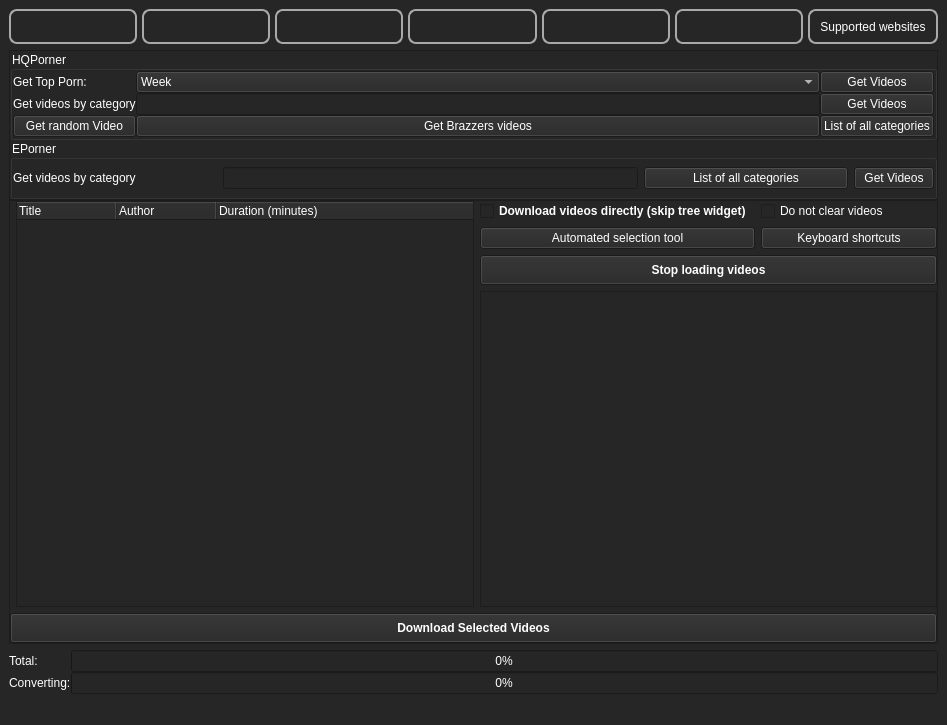
Qt form src/frontend/UI/form_main_window.ui (EchterAlsFake/Porn_Fetch) before a commit.
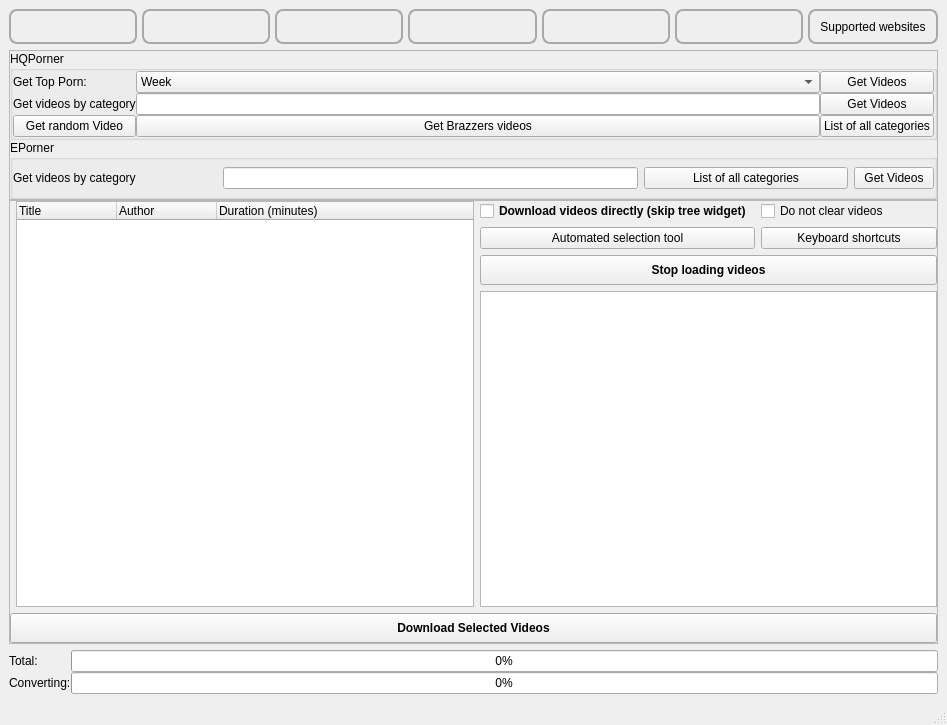
The same form after that commit. The open tabs and pages were chosen to show the change.

Commit message: - trying to fix font sizes

Diff of the .ui file:
```diff
--- a/src/frontend/UI/form_main_window.ui
+++ b/src/frontend/UI/form_main_window.ui
@@ -10,11 +10,6 @@
     <height>725</height>
    </rect>
   </property>
-  <property name="font">
-   <font>
-    <pointsize>14</pointsize>
-   </font>
-  </property>
   <property name="windowTitle">
    <string>MainWindow</string>
   </property>
@@ -22,8 +17,7 @@
    <string/>
   </property>
   <property name="styleSheet">
-   <string notr="true">background-color: #262626;
-color: white</string>
+   <string notr="true"/>
   </property>
   <widget class="QWidget" name="centralwidget">
    <layout class="QGridLayout" name="gridLayout_10">
@@ -1183,7 +1177,7 @@
                   <rect>
                    <x>0</x>
                    <y>0</y>
-                   <width>434</width>
+                   <width>911</width>
                    <height>176</height>
                   </rect>
                  </property>
@@ -1552,8 +1546,8 @@
               <rect>
                <x>0</x>
                <y>0</y>
-               <width>542</width>
-               <height>207</height>
+               <width>925</width>
+               <height>430</height>
               </rect>
              </property>
              <property name="sizePolicy">
```
Left out of the diff: 38 changed lines with no effect on the pictures. The commit also changes 8 other files.
